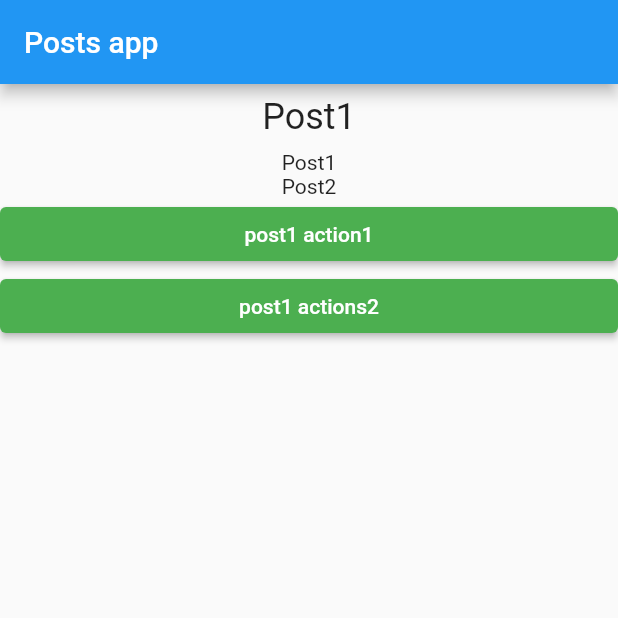
After one commit to michalfirszt/flutter_posts_app, a Flutter app: the screen it shows after launch, on a phone screen of 412 x 824 dp, the top half of it. The commit adds this screen. Run offline on Flutter 3.47's test engine with Material 2 defaults, Android fonts, the light colour scheme and no system bars.

Commit message:
PostActions widget

```diff
--- a/lib/main.dart
+++ b/lib/main.dart
@@ -1,8 +1,6 @@
 import 'package:flutter/material.dart';
-import 'package:collection/collection.dart';
 
-import './widgets/post_action_button.dart';
-import './widgets/post_item.dart';
+import './widgets/post_actions.dart';
 
 void main() {
   runApp(const App());
@@ -53,19 +51,12 @@ class _AppState extends State<App> {
       home: Scaffold(
         appBar: AppBar(title: Text(App.appBarTitle)),
         body: _postIndex < App.posts.length
-            ? Column(children: [
-                PostItem(
-                  title: App.posts[_postIndex],
-                ),
-                ...postActions
-                    .map((element) => Text(element['post'] as String)),
-                ...(postActions[_postIndex]['actions'] as List<String>)
-                    .mapIndexed((index, action) {
-                  return PostActionButton(
-                      title: Text(action),
-                      onPressed: () => _buttonAction(index));
-                })
-              ])
+            ? PostActions(
+                postIndex: _postIndex,
+                buttonAction: _buttonAction,
+                posts: App.posts,
+                postActions: postActions,
+              )
             : const Center(
                 child: Text('All actions'),
               ),
--- /dev/null
+++ b/lib/widgets/post_actions.dart
@@ -0,0 +1,35 @@
+import 'package:flutter/material.dart';
+import 'package:collection/collection.dart';
+
+import './post_action_button.dart';
+import './post_item.dart';
+
+class PostActions extends StatelessWidget {
+  const PostActions({
+    super.key,
+    this.posts = const [],
+    required this.postIndex,
+    required this.buttonAction,
+    required this.postActions,
+  });
+
+  final List<String> posts;
+  final int postIndex;
+  final void Function(int) buttonAction;
+  final List<Map<String, Object>> postActions;
+
+  @override
+  Widget build(BuildContext context) {
+    return Column(children: [
+      PostItem(
+        title: posts[postIndex],
+      ),
+      ...postActions.map((element) => Text(element['post'] as String)),
+      ...(postActions[postIndex]['actions'] as List<String>)
+          .mapIndexed((index, action) {
+        return PostActionButton(
+            title: Text(action), onPressed: () => buttonAction(index));
+      })
+    ]);
+  }
+}
```
